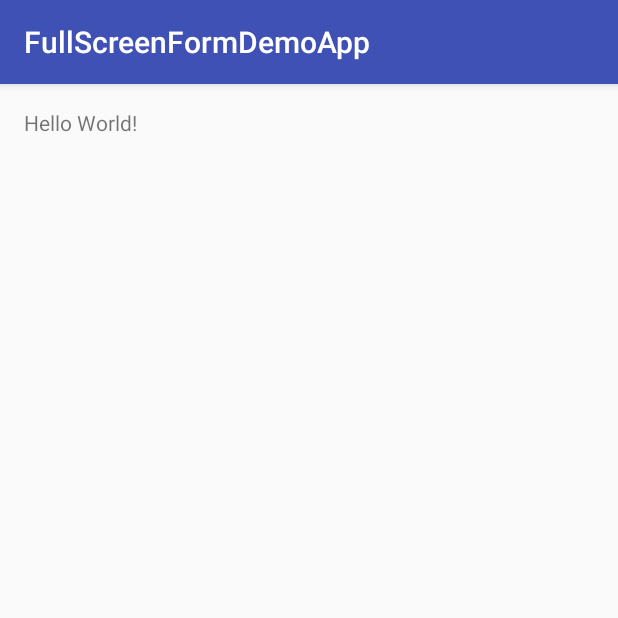
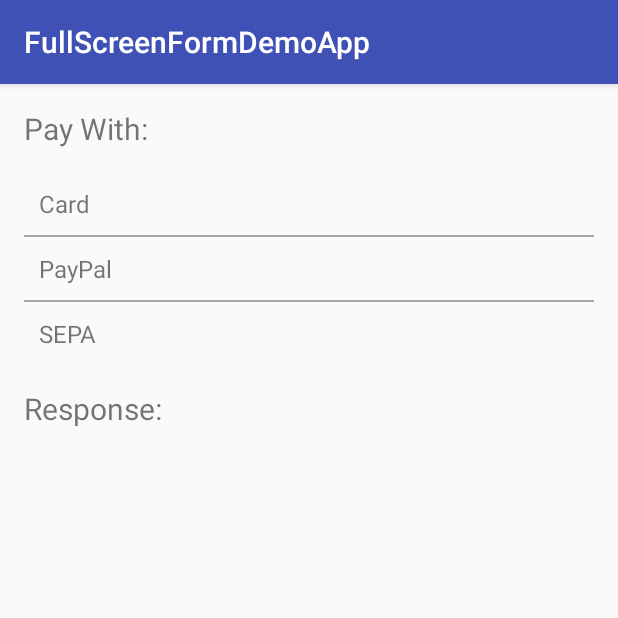
Before and after one commit to sshyran/paymentSDK-Android, an Android app: the screen it shows after launch (MainActivity), on a phone screen of 412 x 824 dp, the top half of it. Run offline under Robolectric (Android 15) with nearby library versions, the phone set to English and light mode, and no system bars; libraries missing offline, so code that uses them is left out: de.wirecard.paymentsdk; 2 statements that could not run were skipped.

Commit message:
demo apps updated

```diff
--- a/FullScreenFormDemoApp/app/build.gradle
+++ b/FullScreenFormDemoApp/app/build.gradle
@@ -28,9 +28,9 @@ dependencies {
     testCompile 'junit:junit:4.12'
     compile 'com.android.support:appcompat-v7:23.4.0'
 
-    compile 'com.github.wirecard:paymentSDK-Android:2.0.6'
+    compile 'com.github.wirecard:paymentSDK-Android:2.0.8-cardScannerDisabled'
 
-    compile 'io.card:android-sdk:5.3.4'
+  //  compile 'io.card:android-sdk:5.3.4'
     compile 'com.squareup.okhttp3:logging-interceptor:3.0.1'
     compile 'com.squareup.retrofit2:retrofit:2.0.2'
     compile 'com.squareup.retrofit2:converter-gson:2.0.2'
--- a/FullScreenFormDemoApp/app/src/main/java/fullscreenform/de/wirecard/fullscreenformdemoapp/MainActivity.java
+++ b/FullScreenFormDemoApp/app/src/main/java/fullscreenform/de/wirecard/fullscreenformdemoapp/MainActivity.java
@@ -3,6 +3,8 @@ package fullscreenform.de.wirecard.fullscreenformdemoapp;
 import android.os.Bundle;
 import android.support.v7.app.AppCompatActivity;
 import android.util.Log;
+import android.view.View;
+import android.widget.TextView;
 
 import java.io.UnsupportedEncodingException;
 import java.math.BigDecimal;
@@ -10,6 +12,7 @@ import java.security.MessageDigest;
 import java.security.NoSuchAlgorithmException;
 import java.text.SimpleDateFormat;
 import java.util.Calendar;
+import java.util.Date;
 import java.util.Locale;
 import java.util.TimeZone;
 import java.util.UUID;
@@ -19,21 +22,25 @@ import de.wirecard.paymentsdk.WirecardClientBuilder;
 import de.wirecard.paymentsdk.WirecardEnvironment;
 import de.wirecard.paymentsdk.WirecardException;
 import de.wirecard.paymentsdk.WirecardPaymentResponse;
+import de.wirecard.paymentsdk.WirecardPaymentType;
 import de.wirecard.paymentsdk.WirecardResponseError;
 import de.wirecard.paymentsdk.WirecardResponseListener;
 import de.wirecard.paymentsdk.WirecardTransactionType;
 import de.wirecard.paymentsdk.models.WirecardCardPayment;
+import de.wirecard.paymentsdk.models.WirecardPayPalPayment;
+import de.wirecard.paymentsdk.models.WirecardPayment;
+import de.wirecard.paymentsdk.models.WirecardSepaPayment;
 
 
-public class MainActivity extends AppCompatActivity {
+public class MainActivity extends AppCompatActivity implements View.OnClickListener {
 
     private WirecardClient wirecardClient;
+    private TextView resultLabel;
 
     @Override
     protected void onCreate(Bundle savedInstanceState) {
         super.onCreate(savedInstanceState);
         setContentView(R.layout.activity_main);
-
 
         String environment = WirecardEnvironment.TEST.getValue();
         try {
@@ -43,18 +50,24 @@ public class MainActivity extends AppCompatActivity {
             Log.d(de.wirecard.paymentsdk.BuildConfig.APPLICATION_ID, "device is rooted");
         }
 
-        makeTransaction();
+        resultLabel = (TextView) findViewById(R.id.result);
+        setOnClickListeners();
+    }
+
+    private void setOnClickListeners() {
+        findViewById(R.id.card).setOnClickListener(this);
+        findViewById(R.id.paypal).setOnClickListener(this);
+        findViewById(R.id.sepa).setOnClickListener(this);
     }
 
 
-    private void makeTransaction() {
+    private void makeTransaction(WirecardPaymentType wirecardPaymentType, WirecardTransactionType transactionType) {
 
         // for testing purposes only, do not store your merchant account ID and secret key inside app
         String timestamp = generateTimestamp();
         String merchantID = "";
         String secretKey = "";
         String requestID = UUID.randomUUID().toString();
-        WirecardTransactionType transactionType = WirecardTransactionType.PURCHASE;
         BigDecimal amount = new BigDecimal(10);
         String currency = "EUR";
 
@@ -63,20 +76,39 @@ public class MainActivity extends AppCompatActivity {
 
         String signature = generateSignature(data);
 
-        WirecardCardPayment wirecardCardPayment =
-                new WirecardCardPayment(timestamp, requestID, merchantID,
+        WirecardPayment wirecardPayment = null;
+
+        switch (wirecardPaymentType) {
+            case CREDIT_CARD:
+                wirecardPayment = new WirecardCardPayment(timestamp, requestID, merchantID,
                         transactionType, amount,
                         currency, signature);
+                break;
+            case PAYPAL:
+                wirecardPayment = new WirecardPayPalPayment(timestamp, requestID, merchantID,
+                        transactionType, amount,
+                        currency, signature);
+                break;
+            case SEPA:
+                wirecardPayment = new WirecardSepaPayment(timestamp, requestID, merchantID, transactionType,
+                        amount, currency, signature, "creditorID", "mandateID", new Date(),
+                        "merchantName", null);
+                break;
+        }
 
-        wirecardClient.makePayment(wirecardCardPayment, null, new WirecardResponseListener() {
+        wirecardClient.makePayment(wirecardPayment, null, new WirecardResponseListener() {
             @Override
             public void onSuccess(WirecardPaymentResponse wirecardPaymentResponse) {
-                Log.d(de.wirecard.paymentsdk.BuildConfig.APPLICATION_ID, "success");
+                Log.d(de.wirecard.paymentsdk.BuildConfig.APPLICATION_ID, "response received");
+
+                resultLabel.setText(wirecardPaymentResponse.getTransactionState().getValue());
             }
 
             @Override
             public void onError(WirecardResponseError wirecardResponseError) {
                 Log.d(de.wirecard.paymentsdk.BuildConfig.APPLICATION_ID, wirecardResponseError.getErrorMessage());
+
+                resultLabel.setText(wirecardResponseError.getErrorMessage());
             }
         });
     }
@@ -109,4 +141,19 @@ public class MainActivity extends AppCompatActivity {
         }
         return sb.toString();
     }
+
+    @Override
+    public void onClick(View view) {
+        switch (view.getId()) {
+            case R.id.card:
+                makeTransaction(WirecardPaymentType.CREDIT_CARD, WirecardTransactionType.PURCHASE);
+                break;
+            case R.id.paypal:
+                makeTransaction(WirecardPaymentType.PAYPAL, WirecardTransactionType.DEBIT);
+                break;
+            case R.id.sepa:
+                makeTransaction(WirecardPaymentType.SEPA, WirecardTransactionType.PENDING_DEBIT);
+                break;
+        }
+    }
 }
--- a/FullScreenFormDemoApp/app/src/main/res/layout/activity_main.xml
+++ b/FullScreenFormDemoApp/app/src/main/res/layout/activity_main.xml
@@ -1,8 +1,9 @@
 <?xml version="1.0" encoding="utf-8"?>
-<RelativeLayout xmlns:android="http://schemas.android.com/apk/res/android"
+<LinearLayout xmlns:android="http://schemas.android.com/apk/res/android"
     xmlns:tools="http://schemas.android.com/tools"
     android:layout_width="match_parent"
     android:layout_height="match_parent"
+    android:orientation="vertical"
     android:paddingBottom="@dimen/activity_vertical_margin"
     android:paddingLeft="@dimen/activity_horizontal_margin"
     android:paddingRight="@dimen/activity_horizontal_margin"
@@ -12,5 +13,67 @@
     <TextView
         android:layout_width="wrap_content"
         android:layout_height="wrap_content"
-        android:text="Hello World!" />
-</RelativeLayout>
+        android:paddingBottom="15dp"
+        android:text="Pay With:"
+        android:textSize="20sp" />
+
+    <TextView
+        android:id="@+id/card"
+        android:layout_width="match_parent"
+        android:layout_height="wrap_content"
+        android:background="?attr/selectableItemBackground"
+        android:clickable="true"
+        android:padding="10dp"
+        android:text="Card"
+        android:textSize="16sp" />
+
+    <View
+        android:layout_width="match_parent"
+        android:layout_height="1dp"
+        android:background="#55000000" />
+
+    <TextView
+        android:id="@+id/paypal"
+        android:layout_width="match_parent"
+        android:layout_height="wrap_content"
+        android:background="?attr/selectableItemBackground"
+        android:clickable="true"
+        android:padding="10dp"
+        android:text="PayPal"
+        android:textSize="16sp" />
+
+    <View
+        android:layout_width="match_parent"
+        android:layout_height="1dp"
+        android:background="#55000000" />
+
+
+    <TextView
+        android:id="@+id/sepa"
+        android:layout_width="match_parent"
+        android:layout_height="wrap_content"
+        android:background="?attr/selectableItemBackground"
+        android:clickable="true"
+        android:padding="10dp"
+        android:text="SEPA"
+        android:textSize="16sp" />
+
+    <TextView
+        android:layout_width="wrap_content"
+        android:layout_height="wrap_content"
+        android:paddingBottom="5dp"
+        android:paddingTop="15dp"
+        android:text="Response:"
+        android:textSize="20sp" />
+
+    <TextView
+        android:id="@+id/result"
+        android:layout_width="match_parent"
+        android:layout_height="wrap_content"
+        android:background="?attr/selectableItemBackground"
+        android:clickable="true"
+        android:padding="10dp"
+        android:textSize="16sp"
+        tools:text="result" />
+
+</LinearLayout>
--- a/PaymentSDKDemoApp/app/build.gradle
+++ b/PaymentSDKDemoApp/app/build.gradle
@@ -25,10 +25,10 @@ repositories {
 
 dependencies {
     compile fileTree(dir: 'libs', include: ['*.jar'])
-    compile 'com.github.wirecard:paymentSDK-Android:2.0.6-cardScannerDisabled'
+    compile 'com.github.wirecard:paymentSDK-Android:2.0.8-cardScannerDisabled'
 
     compile 'com.android.support:appcompat-v7:23.4.0'
-    compile 'io.card:android-sdk:5.3.4'
+    //compile 'io.card:android-sdk:5.3.4'
     compile 'com.squareup.okhttp3:logging-interceptor:3.0.1'
     compile 'com.squareup.retrofit2:retrofit:2.0.2'
     compile 'com.squareup.retrofit2:converter-gson:2.0.2'
```
